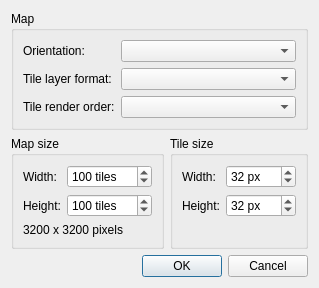
The window that src/tiled/newmapdialog.ui (mapeditor/tiled) describes before a commit, drawn with Qt 5.
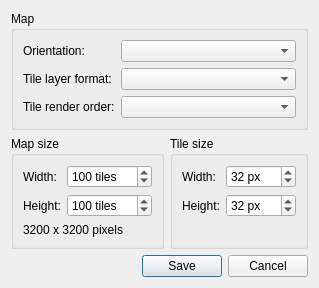
The same window after the commit.

The edit to the form file:
```diff
--- a/src/tiled/newmapdialog.ui
+++ b/src/tiled/newmapdialog.ui
@@ -178,7 +178,7 @@
       <enum>Qt::Horizontal</enum>
      </property>
      <property name="standardButtons">
-      <set>QDialogButtonBox::Cancel|QDialogButtonBox::Ok</set>
+      <set>QDialogButtonBox::Cancel|QDialogButtonBox::Save</set>
      </property>
     </widget>
    </item>
```
Left out of the diff: 11 changed lines with no effect on the pictures.
